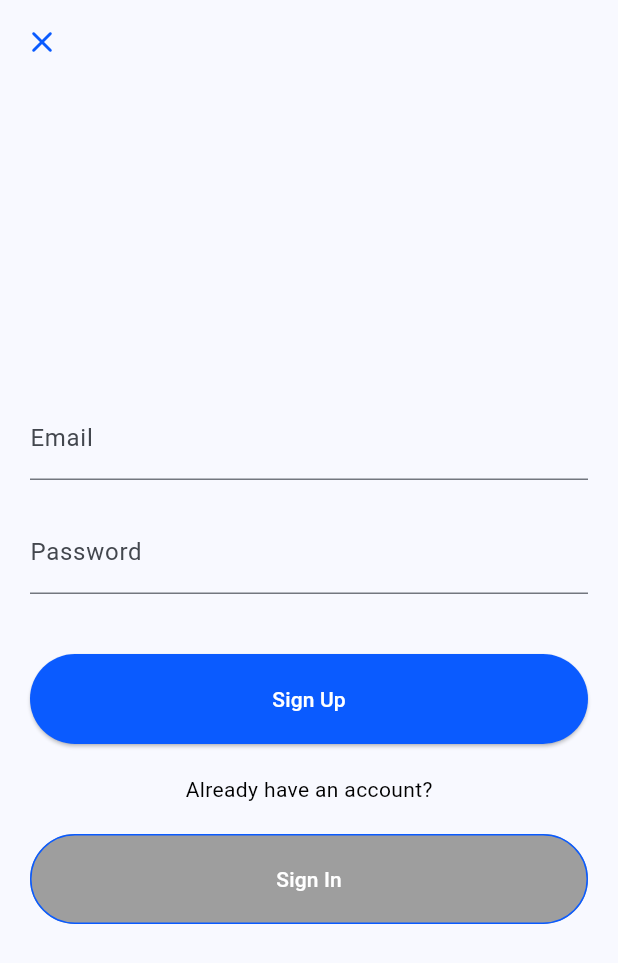
After one commit to VansiluKodikara/Tide-Pomodoro-Timer, a Flutter app: the createAccount screen opened directly, after a tap on "Continue with Email", on a phone screen of 412 x 824 dp. The commit adds this screen. Shown: the top 963 px of the screen. Run offline on Flutter 3.47's test engine with Material 3 defaults, Android fonts, the phone set to English and light mode, and no system bars; our stand-ins replace firebase_auth, firebase_core, flutter_native_splash; accounts and stored records are empty.

Commit message:
Add new project files

```diff
--- /dev/null
+++ b/lib/pages/auth/firebaseAuth.dart
@@ -0,0 +1,19 @@
+import 'package:firebase_auth/firebase_auth.dart';
+
+Future<void> signInWithEmail(String email, String password) async {
+  try{
+    final credential = await FirebaseAuth.instance.signInWithEmailAndPassword(
+        email: email,
+        password: password
+    );
+    print("User logged in : ${credential.user?.uid}");
+  }on FirebaseAuthException catch (e){
+    if (e.code == 'user not found'){
+      print('No user found for that email.');
+    }else if(e.code == 'wrong-password'){
+      print('Wrong password.');
+    }else{
+      print('Error : ${e.message}');
+    }
+  }
+}
--- a/lib/pages/createAccount.dart
+++ b/lib/pages/createAccount.dart
@@ -2,6 +2,7 @@ import 'dart:ui';
 
 import 'package:flutter/material.dart';
 import 'package:pomodoro_timer/pages/getStarted.dart';
+import 'package:pomodoro_timer/pages/emailPage.dart';
 
 class createAccount extends StatefulWidget {
   const createAccount({super.key});
@@ -84,7 +85,46 @@ class _createAccountState extends State<createAccount> {
                               ),
                             ),
 
+                            const Spacer(flex: 3),
 
+                            Align(
+                              child: Padding(
+                                padding: const EdgeInsets.all(20.0),
+                                child: Column(
+                                  crossAxisAlignment: CrossAxisAlignment.stretch,
+                                  children: [
+                                    ElevatedButton(
+                                      onPressed: () {
+                                        Navigator.push(
+                                            context,
+                                            MaterialPageRoute(
+                                                builder: (context) => emailPage(),
+                                            ),
+                                        );
+                                      },
+                                      style: ElevatedButton.styleFrom(
+                                        side: BorderSide.none,
+                                        minimumSize: const Size(double.infinity, 80),
+                                        backgroundColor: Colors.white,
+                                        foregroundColor: const Color(0xFF0A5BFF),
+                                        shape: RoundedRectangleBorder(
+                                          borderRadius: BorderRadius.circular(25),
+                                        ),
+                                      ),
+                                        child: Row(
+                                          children: [
+                                            Icon(Icons.email_rounded),
+                                            const SizedBox(width: 5),
+                                            Text("Continue with Email"),
+                                          ],
+                                          mainAxisAlignment: MainAxisAlignment.center,
+                                        ),
+                                      ),
+                                  ],
+                                ),
+                              ),
+                              alignment: Alignment.bottomCenter,
+                            ),
                           ],
                         ),
                     ),
--- /dev/null
+++ b/lib/pages/emailPage.dart
@@ -0,0 +1,155 @@
+import 'dart:ui';
+import 'package:flutter/material.dart';
+import 'package:firebase_auth/firebase_auth.dart';
+import 'package:pomodoro_timer/pages/home.dart';
+import 'package:pomodoro_timer/pages/pomodoroTimer.dart';
+
+class emailPage extends StatefulWidget {
+  const emailPage({super.key});
+
+  @override
+  State<emailPage> createState() => _emailPageState();
+}
+
+class _emailPageState extends State<emailPage> {
+  final _emailController = TextEditingController();
+  final _passwordController = TextEditingController();
+  final _formKey = GlobalKey<FormState>();
+
+  @override
+  void dispose() {
+    _emailController.dispose();
+    _passwordController.dispose();
+    super.dispose();
+  }
+
+  Future<void> _registerUser() async {
+    if (_formKey.currentState!.validate()) {
+      try {
+        await FirebaseAuth.instance.createUserWithEmailAndPassword(
+          email: _emailController.text.trim(),
+          password: _passwordController.text.trim(),
+        );
+        if (mounted) Navigator.pop(context);
+      } catch (e) {
+        ScaffoldMessenger.of(context).showSnackBar(
+          SnackBar(content: Text(e.toString())),
+        );
+      }
+    }
+  }
+
+  Future<void>signIn() async {
+    try {
+      await FirebaseAuth.instance.signInWithEmailAndPassword(
+        email: _emailController.text.trim(),
+        password: _passwordController.text.trim(),
+      );
+
+      // If successful, navigate to the Home screen
+      Navigator.pushReplacement(
+        context,
+        MaterialPageRoute(builder: (context) => pomodoroTimer()),
+      );
+    } on FirebaseAuthException catch (e) {
+      // Handle errors (like wrong password or user not found)
+      String message = "An error occurred";
+      if (e.code == 'user-not-found') {
+        message = "No user found for that email.";
+      } else if (e.code == 'wrong-password') {
+        message = "Wrong password provided.";
+      }
+
+      ScaffoldMessenger.of(context).showSnackBar(
+        SnackBar(content: Text(message)),
+      );
+    }
+  }
+
+  @override
+  Widget build(BuildContext context) {
+    return Scaffold(
+      appBar: AppBar(
+        leading: IconButton(
+          onPressed: (){
+            Navigator.push(
+              context,
+              MaterialPageRoute(
+                builder: (context) => home(),
+              ),
+            );
+          },
+          icon: const Icon(
+            Icons.close_rounded,
+            color: const Color(0xFF0A5BFF),
+            textDirection: TextDirection.ltr,
+          ),
+        ),
+        backgroundColor: Colors.transparent,
+      ),
+
+      body: Padding(
+        padding: const EdgeInsets.all(20.0),
+        child: Form(
+          key: _formKey,
+          child: Column(
+            mainAxisAlignment: MainAxisAlignment.center,
+            children: [
+              TextFormField(
+                controller: _emailController,
+                decoration: const InputDecoration(labelText: 'Email'),
+                validator: (val) => val!.isEmpty ? 'Enter email' : null,
+              ),
+              const SizedBox(height: 20),
+
+              TextFormField(
+                controller: _passwordController,
+                obscureText: true,
+                decoration: const InputDecoration(labelText: 'Password'),
+                validator: (val) => val!.length < 6 ? 'Enter Password (Minimum 6 chararacters)' : null,
+              ),
+
+              const SizedBox(height: 40),
+
+              ElevatedButton(
+                style: ElevatedButton.styleFrom(
+                  minimumSize: const Size(double.infinity, 60),
+                  backgroundColor: const Color(0xFF0A5BFF),
+                  foregroundColor: Colors.white,
+                ),
+                onPressed: _registerUser,
+                child: const Text("Sign Up"),
+              ),
+
+              const SizedBox(height: 20),
+
+              Text(
+                  "Already have an account?",
+                style: TextStyle(
+                  color: Colors.black,
+                ),
+              ),
+
+              const SizedBox(height: 20),
+
+              OutlinedButton(
+                  onPressed: signIn,
+                  style: OutlinedButton.styleFrom(
+                    side: BorderSide(
+                      color: const Color(0xFF0A5BFF),
+                      width: 1.0,
+                      style: BorderStyle.solid,
+                    ),
+                    minimumSize: const Size(double.infinity, 60),
+                    backgroundColor: Colors.grey,
+                    foregroundColor: Colors.white,
+                  ),
+                  child: const Text("Sign In"),
+              ),
+            ],
+          ),
+        ),
+      ),
+    );
+  }
+}
--- a/lib/pages/getStarted.dart
+++ b/lib/pages/getStarted.dart
@@ -2,9 +2,14 @@ import 'package:flutter/material.dart';
 import 'package:pomodoro_timer/pages/createAccount.dart';
 import 'package:pomodoro_timer/pages/home.dart';
 
-class getStarted extends StatelessWidget {
+class getStarted extends StatefulWidget {
   const getStarted({super.key});
 
+  @override
+  State<getStarted> createState() => _getStartedState();
+}
+
+class _getStartedState extends State<getStarted> {
   @override
   Widget build(BuildContext context) {
     return const MaterialApp(
@@ -69,8 +74,6 @@ class BackgroundGifScreen extends StatelessWidget {
             ],
           ),
 
-
-
           Align(
             alignment: Alignment.bottomCenter,
             child: Padding(
@@ -97,20 +100,19 @@ class BackgroundGifScreen extends StatelessWidget {
                       ),
                     ),
                       child: Center(
-                        child: Row(
-                          mainAxisAlignment: MainAxisAlignment.center,
-                        children: const [
-                            Text("Next"),
-                            Icon(Icons.navigate_next),
-                          ],
-                        ),
+                            child: Row(
+                              children: [
+                                Text("Next"),
+                                Icon(Icons.arrow_forward_ios)
+                              ],
+                              mainAxisAlignment: MainAxisAlignment.center,
+                            ),
                       ),
                     ),
                 ],
               ),
             ),
-          )
-
+          ),
         ],
       ),
     );
--- a/pubspec.yaml
+++ b/pubspec.yaml
@@ -35,8 +35,8 @@ dependencies:
   # Use with the CupertinoIcons class for iOS style icons.
   cupertino_icons: ^1.0.8
   flutter_native_splash: ^2.4.7
-  firebase_core: ^1.24.0
-  firebase_auth: ^3.11.2
+  firebase_core: ^4.10.0
+  firebase_auth: ^6.5.2
   google_sign_in: ^7.2.0
 
 dev_dependencies:
```
Also changed, not shown: lib/main.dart (+7 -1 lines), lib/pages/home.dart (+9 -1 lines), lib/pages/pomodoroTimer.dart (added, +85 -0 lines), assets/img/sign-in.jpg (deleted), assets/img/wave.gif (added), pubspec.lock, 5 other files.
